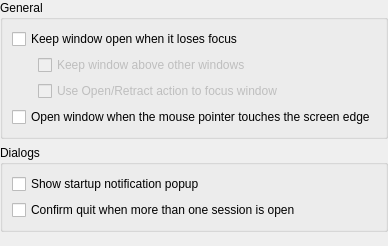
Old version of the form app/config/behaviorsettings.ui in the repository KDE/yakuake.
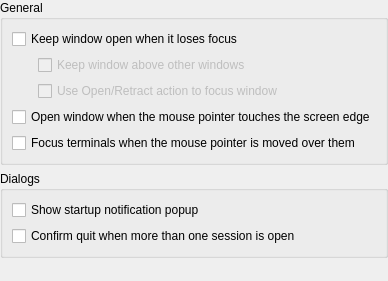
New version of the form.

Commit message: * Add an option to focus individual sub-terminals as the mouse pointer is   moved over them. BUG:162228 * Correct some includes.

```diff
--- a/app/config/behaviorsettings.ui
+++ b/app/config/behaviorsettings.ui
@@ -5,21 +5,12 @@
    <rect>
     <x>0</x>
     <y>0</y>
-    <width>361</width>
-    <height>246</height>
+    <width>364</width>
+    <height>281</height>
    </rect>
   </property>
-  <layout class="QVBoxLayout" >
-   <property name="leftMargin" >
-    <number>0</number>
-   </property>
-   <property name="topMargin" >
-    <number>0</number>
-   </property>
-   <property name="rightMargin" >
-    <number>0</number>
-   </property>
-   <property name="bottomMargin" >
+  <layout class="QVBoxLayout" name="verticalLayout" >
+   <property name="margin" >
     <number>0</number>
    </property>
    <item>
@@ -27,7 +18,7 @@
      <property name="title" >
       <string comment="@title:group Group box label" >General</string>
      </property>
-     <layout class="QGridLayout" >
+     <layout class="QGridLayout" name="gridLayout" >
       <item row="0" column="0" colspan="2" >
        <widget class="QCheckBox" name="kcfg_KeepOpen" >
         <property name="text" >
@@ -112,6 +103,13 @@
         </property>
        </widget>
       </item>
+      <item row="4" column="0" colspan="2" >
+       <widget class="QCheckBox" name="kcfg_FocusFollowsMouse" >
+        <property name="text" >
+         <string comment="@option:check" >Focus terminals when the mouse pointer is moved over them</string>
+        </property>
+       </widget>
+      </item>
      </layout>
     </widget>
    </item>
@@ -143,10 +141,10 @@
      <property name="orientation" >
       <enum>Qt::Vertical</enum>
      </property>
-     <property name="sizeHint" >
+     <property name="sizeHint" stdset="0" >
       <size>
        <width>20</width>
-       <height>40</height>
+       <height>0</height>
       </size>
      </property>
     </spacer>
```
Left out of the diff: 6 changed lines with no effect on the pictures. The commit also changes 6 other files.
